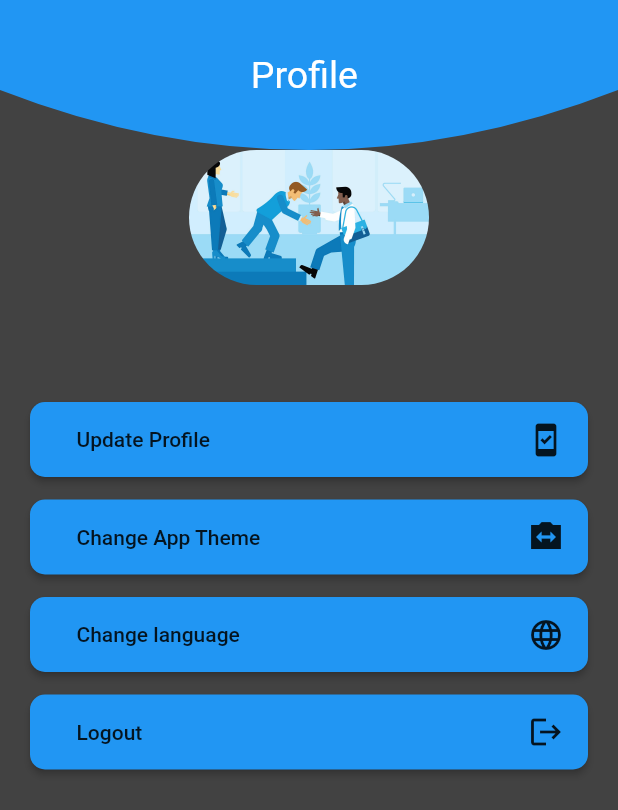
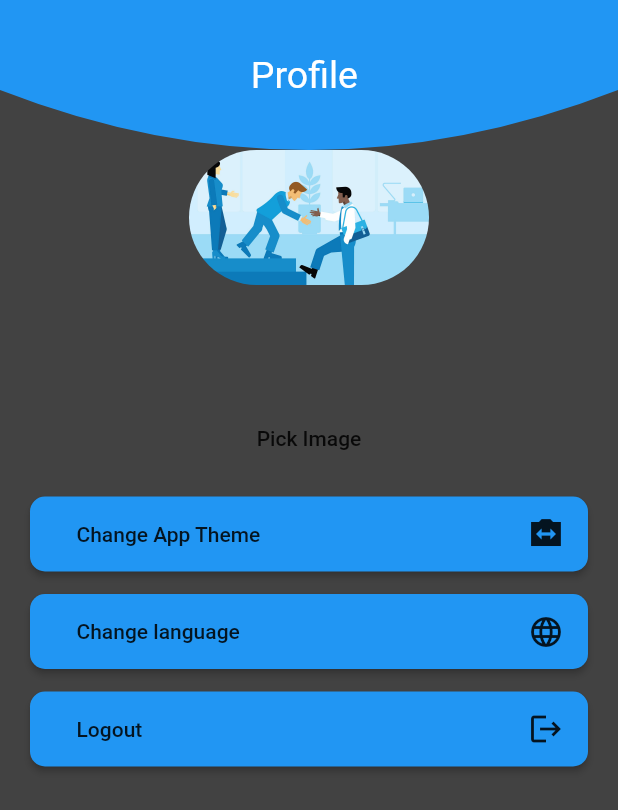
Before and after one commit to 27dandash/Booking-hotel-Algoriza, a Flutter app: the profile_screen screen opened directly, on a phone screen of 412 x 824 dp. Shown: the top 810 px of the screen. Run offline on Flutter 3.47's test engine with Material 2 defaults, Android fonts, the phone set to English and light mode, and no system bars; our stand-ins replace bloc, buildcondition, connectivity, dio, flutter_bloc, flutter_conditional_rendering and 9 more; missing offline and left inert: dart:html; accounts and stored records are empty; network calls fail.

Commit message:
profile model

```diff
--- a/lib/layout/cubit/cubit.dart
+++ b/lib/layout/cubit/cubit.dart
@@ -6,6 +6,7 @@ import 'package:flutter/cupertino.dart';
 import 'package:flutter/material.dart';
 import 'package:flutter/services.dart';
 import 'package:flutter_bloc/flutter_bloc.dart';
+import 'package:image_picker/image_picker.dart';
 import 'package:shop_app/layout/cubit/states.dart';
 import 'package:shop_app/models/hoelTest.dart';
 import 'package:shop_app/models/profile_model.dart';
@@ -53,6 +54,20 @@ class AppCubit extends Cubit<AppState> {
     emit(LoginChangePasswordState());
   }
 
+//-------------------------------------------------pickImage
+  final ImagePicker _picker = ImagePicker();
+  XFile? image;
+
+  void pickImage() async {
+    emit(PickImageLoadingState());
+    final pickedFile = await _picker.pickImage(source: ImageSource.gallery);
+
+    if (pickedFile != null) {
+      image = pickedFile;
+
+      emit(PickImageSuccessState());
+    }
+  }
 //-------------------------------------------------updateprofile
 
   TestProfile? updateprofileData;
@@ -233,4 +248,54 @@ class AppCubit extends Cubit<AppState> {
     }
     emit(InternetState());
   }
+
+  /////////////////////////////////////////////
+/*
+  Future<Either<ServerException, UserModel>> updateProfile({
+    required String token,
+    required String name,
+    required String email,
+    File? image,
+  }) async {
+    return basicErrorHandling<UserModel>(
+      onSuccess: () async {
+        final response = await DioHelper.postData(
+          url: '$baseApiUrl$version$updateProfileEndPoint',
+          token: token,
+          // isMultipart: true,
+          data: FormData.fromMap({
+            'name': name,
+            'email': email,
+            'image': await MultipartFile.fromFile(
+              image!.path,
+              filename: Uri.file(image.path).pathSegments.last,
+            ),
+          }),
+        );
+
+        return UserModel.fromJson(response.data);
+      },
+      onServerException: (e) async {
+        return e;
+      },
+    );
+  }
+  ///////////////////////////postData
+    static Future<Response> postData({
+    required String url,
+    Map<String, dynamic>? query,
+    required dynamic data,
+    String lang = 'en',
+    String? token,
+    bool isMultipart = false,
+  }) async {
+    dio.options.headers = {
+      'lang': lang,
+      'Content-Type': 'application/json',
+      'token': token
+    };
+    return await dio.post(url, queryParameters: query, data: data);
+  }
+
+ */
 }
--- a/lib/layout/cubit/states.dart
+++ b/lib/layout/cubit/states.dart
@@ -15,6 +15,10 @@ class ShopChangeState extends AppState {}
 
 class ShopLoadingState extends AppState {}
 class ShowMoreState extends AppState {}
+//-------------------------------------------pickImage
+class PickImageSuccessState extends AppState {}
+class PickImageLoadingState extends AppState {}
+
 //-------------------------------------------updateprofilestate
 class UpdateProfileLoadingDataState extends AppState {}
 class UpdateProfileSuccessDataState extends AppState {
--- a/lib/modules/ProfileScreen/profile_screen.dart
+++ b/lib/modules/ProfileScreen/profile_screen.dart
@@ -1,3 +1,5 @@
+import 'dart:html';
+
 import 'package:flutter/material.dart';
 import 'package:flutter_bloc/flutter_bloc.dart';
 import 'package:flutter_custom_clippers/flutter_custom_clippers.dart';
@@ -56,6 +58,25 @@ class profile_screen extends StatelessWidget {
                     padding: const EdgeInsets.all(20),
                     child: Column(
                       children: [
+                        MaterialButton(
+                          onPressed: () {
+                            AppCubit.get(context).pickImage();
+                          },
+                          child: const Text('Pick Image'),
+                        ),
+                        if (AppCubit.get(context).image != null)
+                          // Container(
+                          //   width: 200.0,
+                          //   height: 200.0,
+                          //   decoration: BoxDecoration(
+                          //     color: Colors.red,
+                          //     image: DecorationImage(
+                          //       image: FileImage(File(AppBloc.get(context).image!.path)),
+                          //       fit: BoxFit.cover,
+                          //     ),
+                          //     borderRadius: BorderRadius.circular(10.0),
+                          //   ),
+                          // ),
                         SizedBox(
                           width: double.infinity,
                           child: MaterialButton(
--- a/pubspec.yaml
+++ b/pubspec.yaml
@@ -52,7 +52,7 @@ dependencies:
   geolocator: ^8.0.1
   google_maps_flutter: ^2.2.0
   flutter_custom_clippers: ^2.0.0
-
+  image_picker: ^0.8.5+3
 dev_dependencies:
   flutter_test:
     sdk: flutter
```
Also changed, not shown: pubspec.lock.
